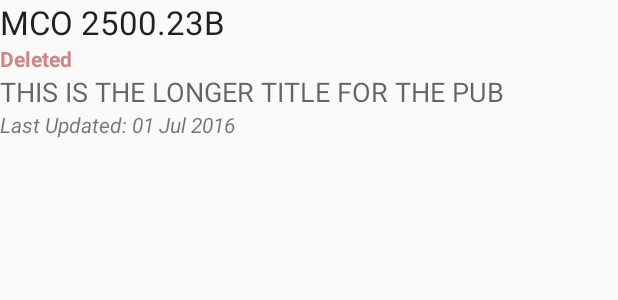
After one commit to sababado/McPubs, an Android app: the layout pub_list_item.xml on its own in the app's theme, with its tools: preview values and no code run, on a phone screen of 412 x 824 dp. The commit adds this screen. Shown: the top 300 px of the screen. Run offline under Robolectric (Android 15) with nearby library versions, the phone set to English and light mode, and no system bars.

Commit message:
Adding pub list fragment

```diff
--- a/app/src/main/AndroidManifest.xml
+++ b/app/src/main/AndroidManifest.xml
@@ -20,7 +20,7 @@
         android:supportsRtl="true"
         android:theme="@style/AppTheme" >
         <activity
-            android:name=".MyPubs"
+            android:name=".ui.MyPubs"
             android:label="@string/app_name"
             android:theme="@style/AppTheme.NoActionBar" >
             <intent-filter>
--- a/app/src/main/res/layout/activity_my_pubs.xml
+++ b/app/src/main/res/layout/activity_my_pubs.xml
@@ -5,7 +5,7 @@
     android:layout_width="match_parent"
     android:layout_height="match_parent"
     android:fitsSystemWindows="true"
-    tools:context="com.sababado.mcpubs.MyPubs">
+    tools:context=".ui.MyPubs">
 
     <android.support.design.widget.AppBarLayout
         android:layout_width="match_parent"
--- a/app/src/main/res/layout/content_my_pubs.xml
+++ b/app/src/main/res/layout/content_my_pubs.xml
@@ -2,7 +2,7 @@
     xmlns:app="http://schemas.android.com/apk/res-auto"
     xmlns:tools="http://schemas.android.com/tools"
     android:id="@+id/fragment"
-    android:name="com.sababado.mcpubs.MyPubsFragment"
+    android:name="com.sababado.mcpubs.ui.MyPubsFragment"
     android:layout_width="match_parent"
     android:layout_height="match_parent"
     app:layout_behavior="@string/appbar_scrolling_view_behavior"
--- a/app/src/main/res/layout/fragment_my_pubs.xml
+++ b/app/src/main/res/layout/fragment_my_pubs.xml
@@ -6,7 +6,7 @@
     android:paddingLeft="@dimen/activity_horizontal_margin"
     android:paddingRight="@dimen/activity_horizontal_margin"
     android:paddingTop="@dimen/activity_vertical_margin"
-    tools:context="com.sababado.mcpubs.MyPubsFragment"
+    tools:context=".ui.MyPubsFragment"
     tools:showIn="@layout/activity_my_pubs">
 
     <TextView
--- /dev/null
+++ b/app/src/main/res/layout/pub_list_item.xml
@@ -0,0 +1,38 @@
+<?xml version="1.0" encoding="utf-8"?>
+<LinearLayout xmlns:android="http://schemas.android.com/apk/res/android"
+    xmlns:tools="http://schemas.android.com/tools"
+    android:layout_width="match_parent"
+    android:layout_height="match_parent"
+    android:orientation="vertical">
+
+    <TextView
+        android:id="@+id/title"
+        android:layout_width="wrap_content"
+        android:layout_height="wrap_content"
+        android:textAppearance="?android:attr/textAppearanceLarge"
+        tools:text="MCO 2500.23B" />
+
+    <TextView
+        android:id="@+id/status"
+        android:layout_width="wrap_content"
+        android:layout_height="wrap_content"
+        android:textAppearance="?android:attr/textAppearanceSmall"
+        android:textColor="@color/silverRed"
+        android:textStyle="bold"
+        tools:text="Deleted" />
+
+    <TextView
+        android:id="@+id/readable_title"
+        android:layout_width="wrap_content"
+        android:layout_height="wrap_content"
+        android:textAppearance="?android:attr/textAppearanceMedium"
+        tools:text="THIS IS THE LONGER TITLE FOR THE PUB" />
+
+    <TextView
+        android:id="@+id/last_updated"
+        android:layout_width="wrap_content"
+        android:layout_height="wrap_content"
+        android:textAppearance="?android:attr/textAppearanceSmall"
+        android:textStyle="italic"
+        tools:text="Last Updated: 01 Jul 2016" />
+</LinearLayout>
--- a/app/src/main/res/menu/menu_my_pubs.xml
+++ b/app/src/main/res/menu/menu_my_pubs.xml
@@ -1,7 +1,7 @@
 <menu xmlns:android="http://schemas.android.com/apk/res/android"
     xmlns:app="http://schemas.android.com/apk/res-auto"
     xmlns:tools="http://schemas.android.com/tools"
-    tools:context="com.sababado.mcpubs.MyPubs">
+    tools:context=".ui.MyPubs">
     <item
         android:id="@+id/action_settings"
         android:orderInCategory="100"
--- a/app/src/main/res/values/colors.xml
+++ b/app/src/main/res/values/colors.xml
@@ -3,4 +3,8 @@
     <color name="colorPrimary">#3F51B5</color>
     <color name="colorPrimaryDark">#303F9F</color>
     <color name="colorAccent">#FF4081</color>
+
+    <color name="gold">#CC9900</color>
+    <color name="red">#CC0000</color>
+    <color name="silverRed">#C88</color>
 </resources>
```
Also changed, not shown: app/src/main/java/com/sababado/mcpubs/MyPubsFragment.java (deleted, +0 -22 lines), app/src/main/java/com/sababado/mcpubs/PubAdapter.java (added, +95 -0 lines), app/src/main/java/com/sababado/mcpubs/Utils.java (added, +11 -0 lines), app/src/main/java/com/sababado/mcpubs/models/Constants.java (added, +21 -0 lines), app/src/main/java/com/sababado/mcpubs/models/Pub.java (added, +147 -0 lines), app/src/main/java/com/sababado/mcpubs/ui/EditPubDialog.java (added, +7 -0 lines), app/src/main/java/com/sababado/mcpubs/ui/MyPubs.java (renamed from app/src/main/java/com/sababado/mcpubs/MyPubs.java, +15 -3 lines), app/src/main/java/com/sababado/mcpubs/ui/MyPubsFragment.java (added, +96 -0 lines), app/src/main/res/menu/pub_list_item_action_menu.xml (added, +13 -0 lines), app/src/main/res/values/strings.xml (+8 -0 lines).
